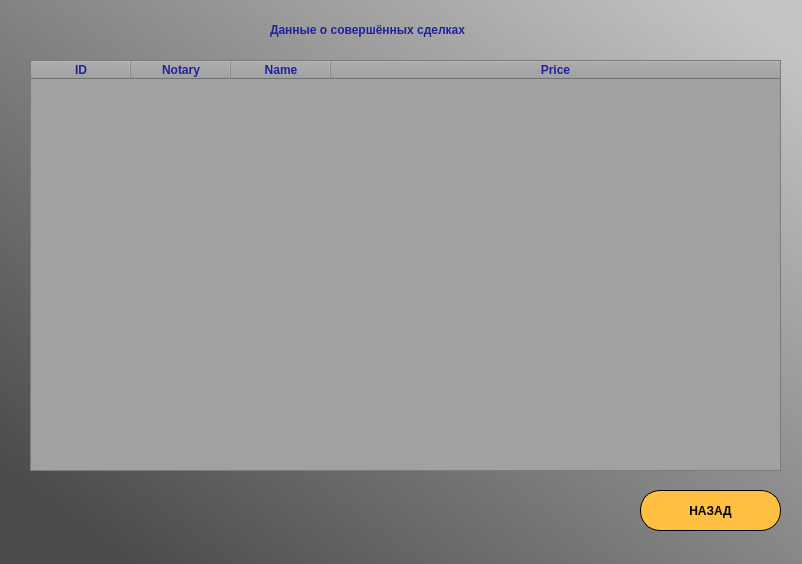
First picture: the form in Interfaces/UI/ClientWindows/CompletedDealsWindow.ui, repository Student7751/CourseWork, before the edit.
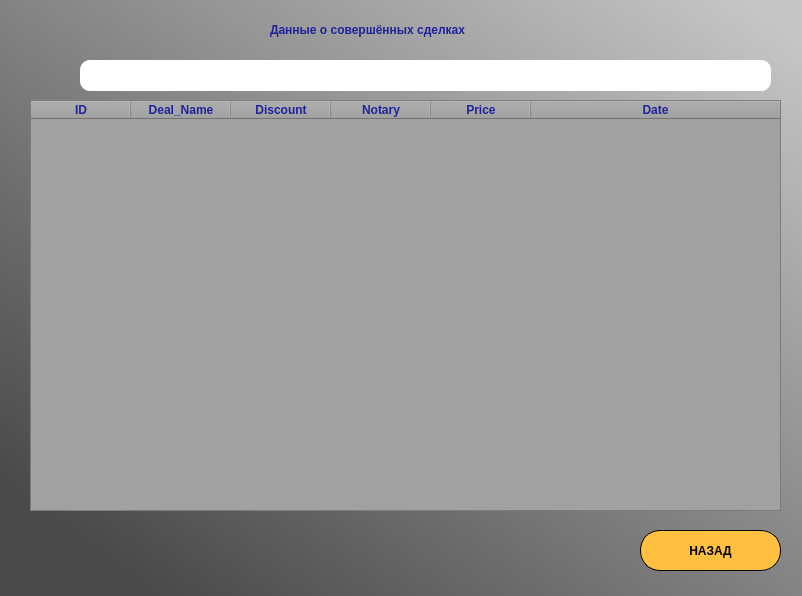
Second picture: the form after the edit. Icons and pictures are not drawn.

What changed in the file:
```diff
--- a/Interfaces/UI/ClientWindows/CompletedDealsWindow.ui
+++ b/Interfaces/UI/ClientWindows/CompletedDealsWindow.ui
@@ -7,7 +7,7 @@
     <x>0</x>
     <y>0</y>
     <width>802</width>
-    <height>564</height>
+    <height>596</height>
    </rect>
   </property>
   <property name="windowTitle">
@@ -34,7 +34,7 @@
     <property name="geometry">
      <rect>
       <x>30</x>
-      <y>60</y>
+      <y>100</y>
       <width>751</width>
       <height>411</height>
      </rect>
@@ -65,6 +65,46 @@
       </brush>
      </property>
     </column>
+    <column>
+     <property name="text">
+      <string>Deal_Name</string>
+     </property>
+     <property name="font">
+      <font>
+       <weight>75</weight>
+       <bold>true</bold>
+      </font>
+     </property>
+     <property name="foreground">
+      <brush brushstyle="SolidPattern">
+       <color alpha="255">
+        <red>32</red>
+        <green>34</green>
+        <blue>156</blue>
+       </color>
+      </brush>
+     </property>
+    </column>
+    <column>
+     <property name="text">
+      <string>Discount</string>
+     </property>
+     <property name="font">
+      <font>
+       <weight>75</weight>
+       <bold>true</bold>
+      </font>
+     </property>
+     <property name="foreground">
+      <brush brushstyle="SolidPattern">
+       <color alpha="255">
+        <red>32</red>
+        <green>34</green>
+        <blue>156</blue>
+       </color>
+      </brush>
+     </property>
+    </column>
     <column>
      <property name="text">
       <string>Notary</string>
@@ -85,26 +125,6 @@
       </brush>
      </property>
     </column>
-    <column>
-     <property name="text">
-      <string>Name</string>
-     </property>
-     <property name="font">
-      <font>
-       <weight>75</weight>
-       <bold>true</bold>
-      </font>
-     </property>
-     <property name="foreground">
-      <brush brushstyle="SolidPattern">
-       <color alpha="255">
-        <red>32</red>
-        <green>34</green>
-        <blue>156</blue>
-       </color>
-      </brush>
-     </property>
-    </column>
     <column>
      <property name="text">
       <string>Price</string>
@@ -125,6 +145,26 @@
       </brush>
      </property>
     </column>
+    <column>
+     <property name="text">
+      <string>Date</string>
+     </property>
+     <property name="font">
+      <font>
+       <weight>75</weight>
+       <bold>true</bold>
+      </font>
+     </property>
+     <property name="foreground">
+      <brush brushstyle="SolidPattern">
+       <color alpha="255">
+        <red>32</red>
+        <green>34</green>
+        <blue>156</blue>
+       </color>
+      </brush>
+     </property>
+    </column>
    </widget>
    <widget class="QLabel" name="label_2">
     <property name="geometry">
@@ -153,7 +193,7 @@
     <property name="geometry">
      <rect>
       <x>640</x>
-      <y>490</y>
+      <y>530</y>
       <width>141</width>
       <height>41</height>
      </rect>
@@ -174,6 +214,38 @@
      <string>НАЗАД</string>
     </property>
    </widget>
+   <widget class="QLineEdit" name="searchEdit">
+    <property name="geometry">
+     <rect>
+      <x>80</x>
+      <y>60</y>
+      <width>691</width>
+      <height>31</height>
+     </rect>
+    </property>
+    <property name="styleSheet">
+     <string notr="true">border-radius:10px</string>
+    </property>
+   </widget>
+   <widget class="QLabel" name="label_3">
+    <property name="geometry">
+     <rect>
+      <x>40</x>
+      <y>60</y>
+      <width>31</width>
+      <height>31</height>
+     </rect>
+    </property>
+    <property name="text">
+     <string/>
+    </property>
+    <property name="pixmap">
+     <pixmap resource="../Icons/icons.qrc">:/icons/search_200941.png</pixmap>
+    </property>
+    <property name="scaledContents">
+     <bool>true</bool>
+    </property>
+   </widget>
   </widget>
  </widget>
  <resources/>
```
Left out of the diff: 25 changed lines with no effect on the pictures.
